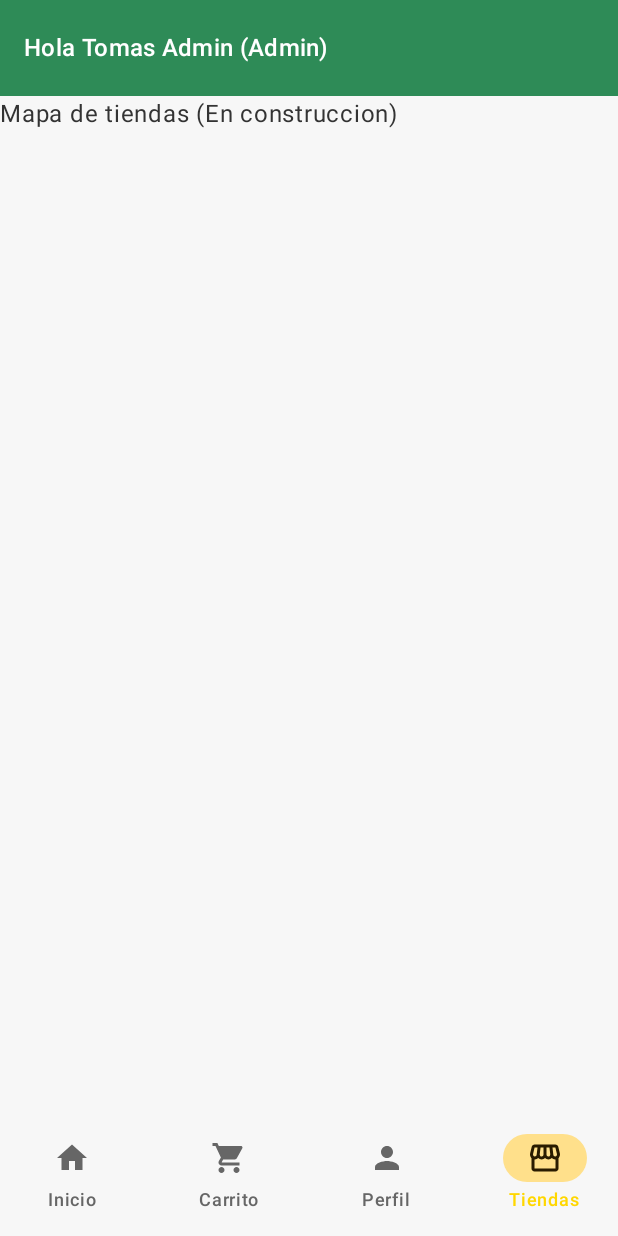
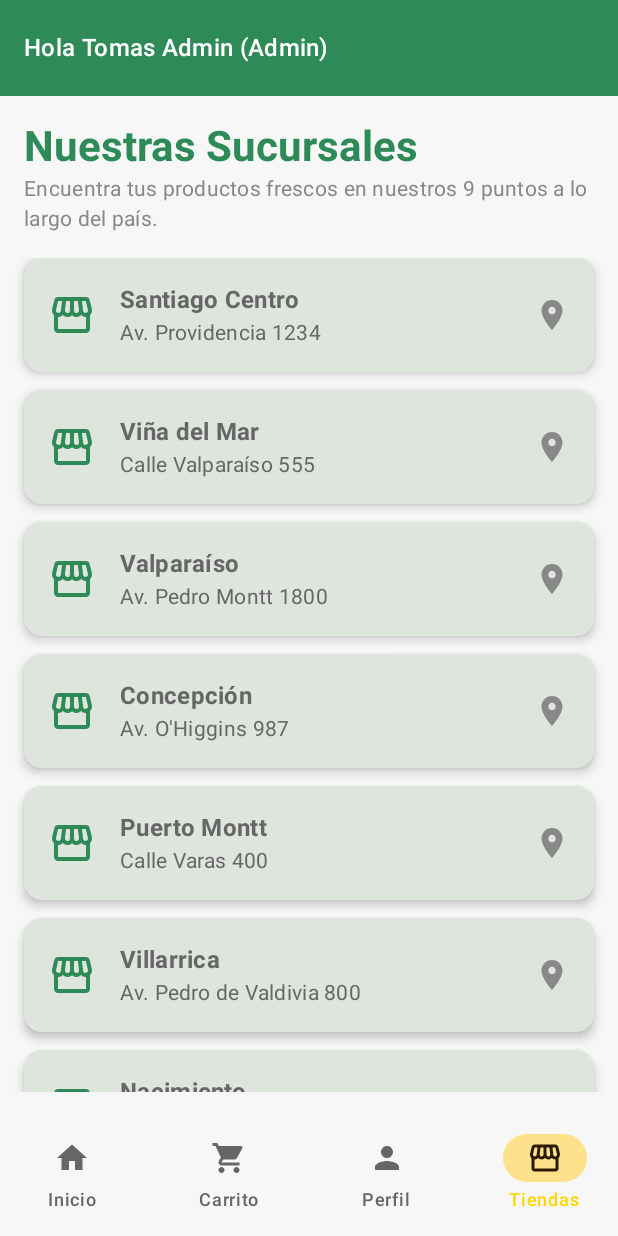
Before and after one commit to TomasG0110/AppHuertoHogar-Movil, an Android app built with Jetpack Compose: the MainScreen screen opened through its navigation route, item 4 of the bottom bar chosen, on a phone screen of 412 x 824 dp. Run offline under Robolectric (Android 15) with nearby library versions, the phone set to English and light mode, and no system bars; our stand-ins replace Room's generated code; pictures from the network do not load.

Commit message:
Implementar pantalla StoresScreen con listado de sucursales reales

```diff
--- a/app/src/main/java/cl/duoc/dsy/huertohogar/uiScreen/HomeScreen.kt
+++ b/app/src/main/java/cl/duoc/dsy/huertohogar/uiScreen/HomeScreen.kt
@@ -1,4 +1,4 @@
-package cl.duoc.dsy.huertohogar.ui.screens // Asegúrate que el paquete sea el correcto
+package cl.duoc.dsy.huertohogar.uiScreen
 
 import androidx.compose.foundation.Image
 import androidx.compose.foundation.layout.*
--- a/app/src/main/java/cl/duoc/dsy/huertohogar/uiScreen/MainScreen.kt
+++ b/app/src/main/java/cl/duoc/dsy/huertohogar/uiScreen/MainScreen.kt
@@ -1,5 +1,9 @@
 package cl.duoc.dsy.huertohogar.uiScreen
 
+import android.Manifest
+import android.os.Build
+import androidx.activity.compose.rememberLauncherForActivityResult
+import androidx.activity.result.contract.ActivityResultContracts
 import androidx.compose.foundation.layout.Box
 import androidx.compose.foundation.layout.padding
 import androidx.compose.material3.ExperimentalMaterial3Api
@@ -12,6 +16,7 @@ import androidx.compose.material3.Text
 import androidx.compose.material3.TopAppBar
 import androidx.compose.material3.TopAppBarDefaults
 import androidx.compose.runtime.Composable
+import androidx.compose.runtime.LaunchedEffect
 import androidx.compose.runtime.collectAsState
 import androidx.compose.runtime.getValue
 import androidx.compose.ui.Modifier
@@ -23,15 +28,28 @@ import androidx.navigation.compose.currentBackStackEntryAsState
 import androidx.navigation.compose.rememberNavController
 import cl.duoc.dsy.huertohogar.navegacion.BottomNavScreen
 import cl.duoc.dsy.huertohogar.utils.SessionManager
+
 @OptIn(ExperimentalMaterial3Api::class)
 @Composable
 fun MainScreen(navController: NavController) {
 
-    // Este es el NavController INTERNO (para el Bottom Nav Bar)
     val mainNavController = rememberNavController()
-
     val usuario by SessionManager.usuarioActual.collectAsState()
 
+    val permissionLauncher = rememberLauncherForActivityResult(
+        contract = ActivityResultContracts.RequestPermission()
+    ) { isGranted ->
+        // Aquí podrías manejar si el usuario rechaza, por ahora no es necesario
+    }
+
+    LaunchedEffect(Unit) {
+        if (Build.VERSION.SDK_INT >= Build.VERSION_CODES.TIRAMISU) {
+            permissionLauncher.launch(Manifest.permission.POST_NOTIFICATIONS)
+        }
+    }
+    // -------------------------------------------------------
+
+    // 2. LÓGICA DE ROLES (Polimorfismo)
     val items = usuario?.obtenerMenuNavegacion() ?: listOf(BottomNavScreen.Home)
 
     Scaffold(
@@ -50,11 +68,9 @@ fun MainScreen(navController: NavController) {
             )
         },
         bottomBar = {
-            // --- Bottom Navigation Bar ---
             NavigationBar(
                 containerColor = MaterialTheme.colorScheme.surface
             ) {
-                // Obtener la ruta actual para saber qué ícono resaltar
                 val navBackStackEntry by mainNavController.currentBackStackEntryAsState()
                 val currentRoute = navBackStackEntry?.destination?.route
 
@@ -65,7 +81,6 @@ fun MainScreen(navController: NavController) {
                         selected = currentRoute == screen.route,
                         onClick = {
                             mainNavController.navigate(screen.route) {
-                                // Navegación de ítem único
                                 popUpTo(mainNavController.graph.findStartDestination().id) {
                                     saveState = true
                                 }
@@ -78,19 +93,16 @@ fun MainScreen(navController: NavController) {
             }
         }
     ) { innerPadding ->
-        // --- Contenido Principal (NavHost Anidado) ---
         Box(modifier = Modifier.padding(innerPadding)) {
             NavHost(
                 navController = mainNavController,
-                startDestination = BottomNavScreen.Home.route // Empezar en Home
+                startDestination = BottomNavScreen.Home.route
             ) {
                 composable(BottomNavScreen.Home.route) { HomeScreen() }
                 composable(BottomNavScreen.Cart.route) { CartScreen() }
                 composable(BottomNavScreen.Profile.route) { ProfileScreen() }
-                composable(BottomNavScreen.Recetas.route){RecetasScreen()}
-                composable(BottomNavScreen.Stores.route){
-                    androidx.compose.material3.Text("Mapa de tiendas (En construccion)")
-                }
+                composable(BottomNavScreen.Recetas.route) { RecetasScreen() }
+                composable(BottomNavScreen.Stores.route){StoresScreen()}
             }
         }
     }
--- /dev/null
+++ b/app/src/main/java/cl/duoc/dsy/huertohogar/uiScreen/StoresScreen.kt
@@ -0,0 +1,109 @@
+package cl.duoc.dsy.huertohogar.uiScreen
+
+import androidx.compose.foundation.layout.*
+import androidx.compose.foundation.lazy.LazyColumn
+import androidx.compose.foundation.lazy.items
+import androidx.compose.material.icons.Icons
+import androidx.compose.material.icons.filled.LocationOn
+import androidx.compose.material.icons.filled.Storefront
+import androidx.compose.material3.*
+import androidx.compose.runtime.Composable
+import androidx.compose.ui.Alignment
+import androidx.compose.ui.Modifier
+import androidx.compose.ui.graphics.Color
+import androidx.compose.ui.text.font.FontWeight
+import androidx.compose.ui.unit.dp
+
+
+@Composable
+fun StoresScreen(){
+    val tiendas = listOf(
+        "Santiago Centro - Av. Providencia 1234",
+        "Viña del Mar - Calle Valparaíso 555",
+        "Valparaíso - Av. Pedro Montt 1800",
+        "Concepción - Av. O'Higgins 987",
+        "Puerto Montt - Calle Varas 400",
+        "Villarrica - Av. Pedro de Valdivia 800",
+        "Nacimiento - Calle Freire 300"
+    )
+
+    Column(
+        modifier = Modifier
+            .fillMaxSize()
+            .padding(16.dp)
+    ) {
+        Text(
+            text = "Nuestras Sucursales",
+            style = MaterialTheme.typography.headlineMedium,
+            color = MaterialTheme.colorScheme.primary,
+            fontWeight = FontWeight.Bold
+        )
+
+        Text(
+            text = "Encuentra tus productos frescos en nuestros 9 puntos a lo largo del país.",
+            style = MaterialTheme.typography.bodyMedium,
+            color = Color.Gray
+        )
+
+        Spacer(modifier = Modifier.height(16.dp))
+
+        LazyColumn(
+            verticalArrangement = Arrangement.spacedBy(12.dp)
+        ) {
+            items(tiendas) { tienda ->
+                StoreItem(tienda)
+            }
+        }
+    }
+}
+
+@Composable
+fun StoreItem(direccion: String) {
+    Card(
+        elevation = CardDefaults.cardElevation(4.dp),
+        colors = CardDefaults.cardColors(containerColor = MaterialTheme.colorScheme.surfaceVariant)
+    ) {
+        Row(
+            modifier = Modifier
+                .padding(16.dp)
+                .fillMaxWidth(),
+            verticalAlignment = Alignment.CenterVertically
+        ) {
+            // Ícono de Tienda
+            Icon(
+                imageVector = Icons.Default.Storefront,
+                contentDescription = null,
+                tint = MaterialTheme.colorScheme.primary,
+                modifier = Modifier.size(32.dp)
+            )
+
+            Spacer(modifier = Modifier.width(16.dp))
+
+            Column {
+                // Título (Ciudad) y Subtítulo (Dirección)
+                val partes = direccion.split(" - ")
+                val ciudad = partes.getOrElse(0) { "Sucursal" }
+                val calle = partes.getOrElse(1) { direccion }
+
+                Text(
+                    text = ciudad,
+                    style = MaterialTheme.typography.titleMedium,
+                    fontWeight = FontWeight.Bold
+                )
+                Text(
+                    text = calle,
+                    style = MaterialTheme.typography.bodyMedium
+                )
+            }
+
+            Spacer(modifier = Modifier.weight(1f))
+
+            // Ícono de "Ir" o ubicación
+            Icon(
+                imageVector = Icons.Default.LocationOn,
+                contentDescription = "Ver mapa",
+                tint = Color.Gray
+            )
+        }
+    }
+}
```
Also changed, not shown: 1 other file.
